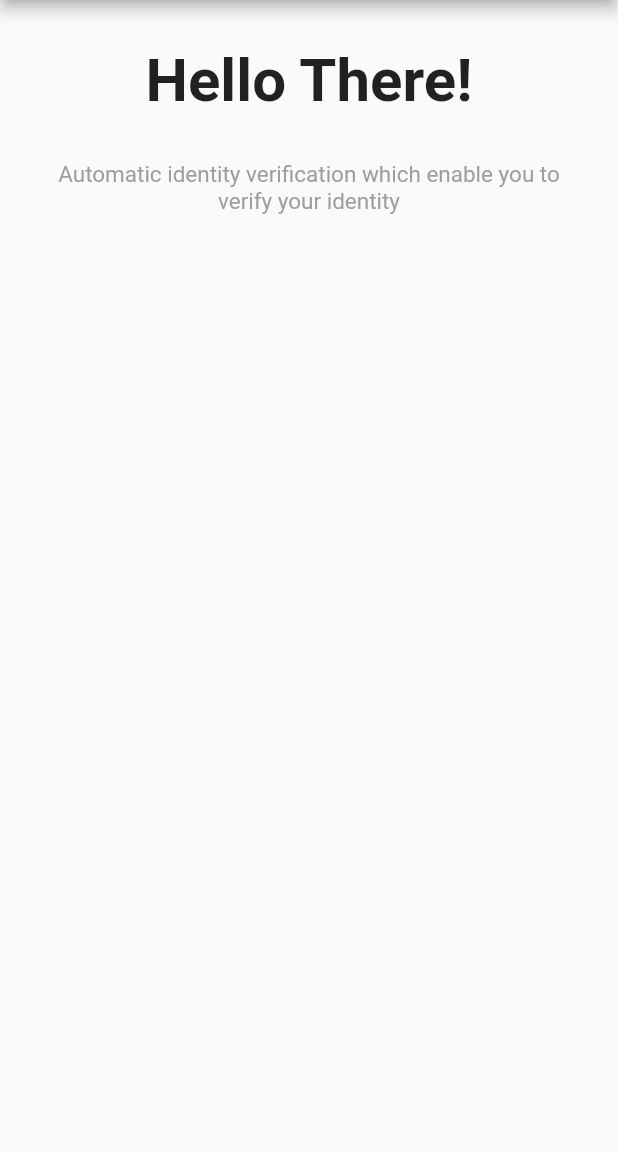
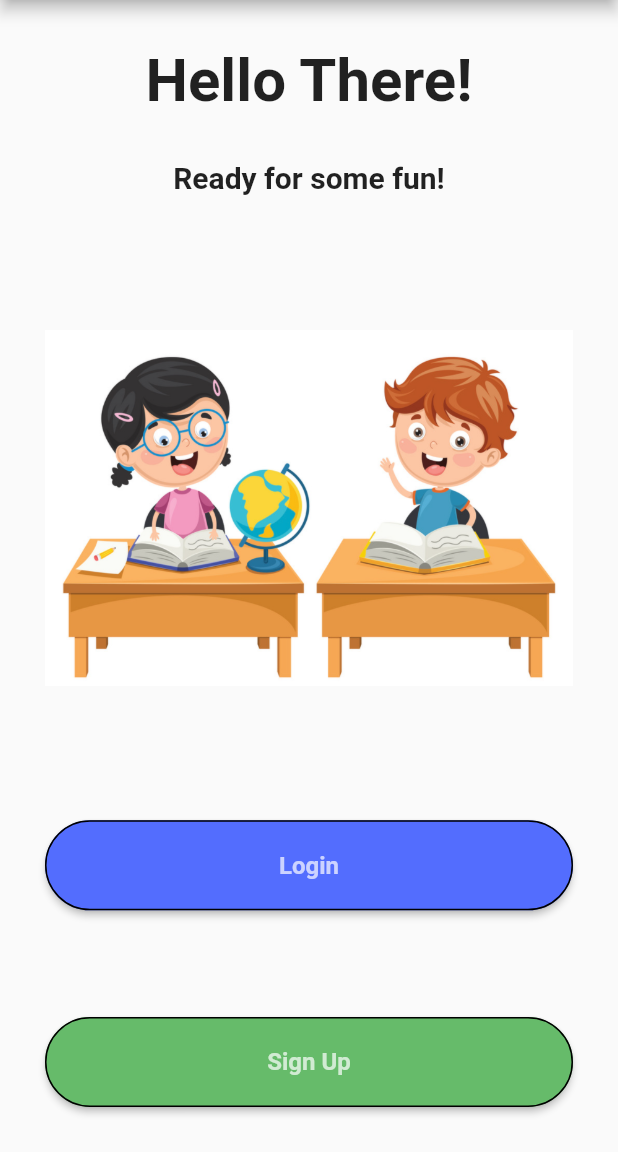
Before and after one commit to MinliHe/cmpe172_learning_app, a Flutter app: the screen it shows after launch, on a phone screen of 412 x 824 dp, the part 84-1236 px from its top. Run offline on Flutter 3.47's test engine with Material 2 defaults, Android fonts, the phone set to English and light mode, and no system bars.

Commit message:
finished main.dart

```diff
--- a/lib/main.dart
+++ b/lib/main.dart
@@ -42,14 +42,51 @@ class Home extends StatelessWidget
                       style: TextStyle(fontWeight: FontWeight.bold, fontSize: 40),
                     ),
                     SizedBox(height: 30,),
-                    Text("Automatic identity verification which enable you to verify your identity",
-                          textAlign: TextAlign.center,
-                          style: TextStyle(
-                            color: Colors.grey,
-                            fontSize: 15
-                          ),
+                    Text(
+                      "Ready for some fun!", textAlign: TextAlign.center,
+                      style: TextStyle(fontWeight: FontWeight.bold, fontSize: 20),
                     ),
                   ],
+                ),
+                  Container(
+                    height: MediaQuery.of(context).size.height/3,
+                    decoration: const BoxDecoration(
+                        image:DecorationImage(image: AssetImage('assets/kidsLearn.png'))
+                    ),
+                  ),
+
+                  //Login Button.
+                  MaterialButton(
+                    minWidth: double.infinity,
+                    height:60,
+                    onPressed: (){ },
+                    color: Colors.indigoAccent[200],
+                    shape: RoundedRectangleBorder(
+                      side: const BorderSide(
+                        color: Colors.black,
+                      ),
+                      borderRadius: BorderRadius.circular(40)
+                    ),
+                    child: const Text("Login", style: TextStyle(
+                      fontWeight: FontWeight.w600, fontSize: 16, color: Colors.white70
+                    ),),
+                  ),
+
+                //Sign Up button.
+                MaterialButton(
+                  minWidth: double.infinity,
+                  height:60,
+                  onPressed: (){ },
+                  color: Colors.green[400],
+                  shape: RoundedRectangleBorder(
+                      side: const BorderSide(
+                        color: Colors.black,
+                      ),
+                      borderRadius: BorderRadius.circular(40)
+                  ),
+                  child: const Text("Sign Up", style: TextStyle(
+                      fontWeight: FontWeight.w600, fontSize: 16, color: Colors.white70
+                  ),),
                 ),
               ],
             ),
--- a/pubspec.yaml
+++ b/pubspec.yaml
@@ -58,9 +58,8 @@ flutter:
   uses-material-design: true
 
   # To add assets to your application, add an assets section, like this:
-  # assets:
-  #   - images/a_dot_burr.jpeg
-  #   - images/a_dot_ham.jpeg
+  assets:
+    - assets/kidsLearn.png
 
   # An image asset can refer to one or more resolution-specific "variants", see
   # https://flutter.dev/assets-and-images/#resolution-aware.
```
Also changed, not shown: assets/kidsLearn.png (added), 24 other files.
